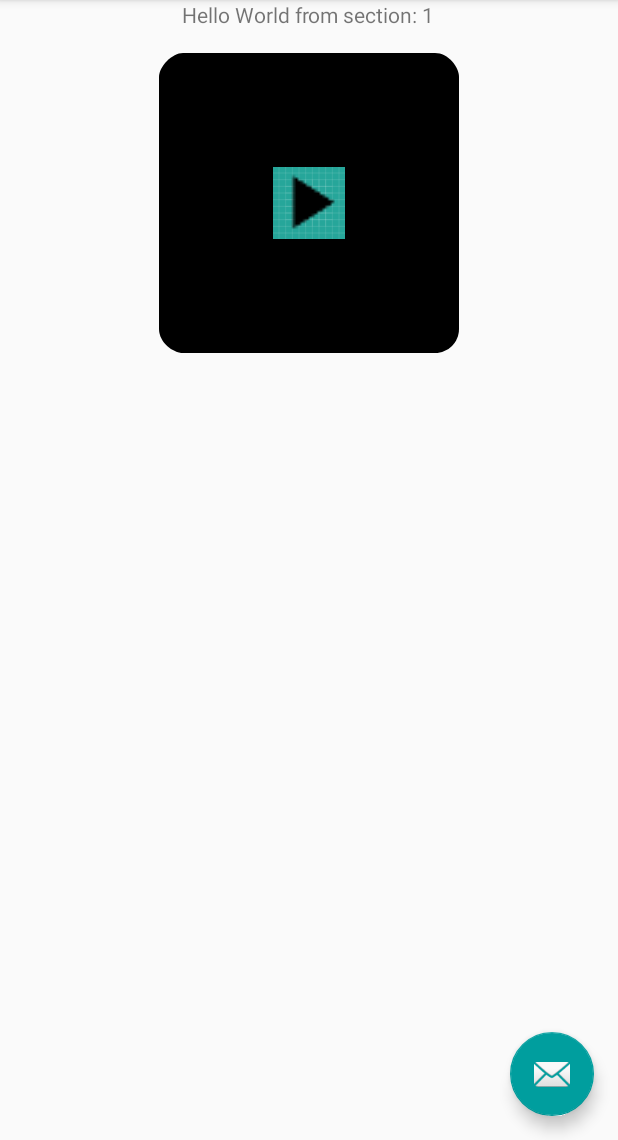
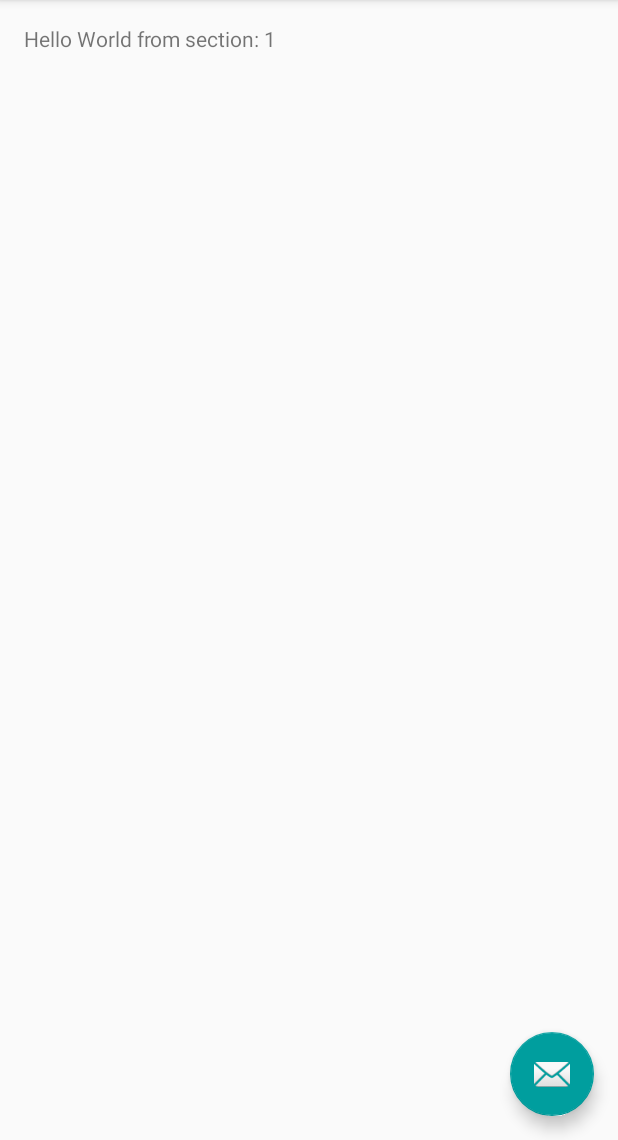
Before and after one commit to Janettha/Activity1, an Android app: the Preactivity screen opened directly, with no data from a screen before it, on a phone screen of 412 x 824 dp, the part 96-1236 px from its top. Run offline under Robolectric (Android 15) with nearby library versions, the phone set to English and light mode, and no system bars.

Commit message:
pre_activity
Preactivity
Se empieza a desarrollar

```diff
--- a/app/src/main/AndroidManifest.xml
+++ b/app/src/main/AndroidManifest.xml
@@ -1,5 +1,6 @@
 <?xml version="1.0" encoding="utf-8"?>
 <manifest xmlns:android="http://schemas.android.com/apk/res/android"
+    xmlns:tools="http://schemas.android.com/tools"
     package="janettha.activity1">
 
     <uses-permission android:name="android.permission.WRITE_EXTERNAL_STORAGE" />
@@ -25,9 +26,9 @@
         <activity android:name=".Activities_Login.SignUpActivity" />
         <activity android:name=".MainmenuActivity" />
         <activity
-            android:name=".Act0.PreActividad"
-            android:label="@string/title_activity_ex1__scrolling"
-            android:theme="@style/AppTheme.NoActionBar" />
+            android:name=".Act0.Preactivity"
+            android:label="@string/title_activity_preactivity"
+            android:theme="@style/AppTheme.NoActionBar"></activity>
     </application>
 
 </manifest>
--- a/app/src/main/java/janettha/activity1/Act0/PreActividad.java
+++ b/app/src/main/java/janettha/activity1/Act0/Preactivity.java
@@ -20,7 +20,7 @@ import android.widget.TextView;
 
 import janettha.activity1.R;
 
-public class PreActividad extends AppCompatActivity {
+public class Preactivity extends AppCompatActivity {
 
     /**
      * The {@link android.support.v4.view.PagerAdapter} that will provide
@@ -40,7 +40,7 @@ public class PreActividad extends AppCompatActivity {
     @Override
     protected void onCreate(Bundle savedInstanceState) {
         super.onCreate(savedInstanceState);
-        setContentView(R.layout.activity_ex1);
+        setContentView(R.layout.activity_preactivity);
 
         Toolbar toolbar = (Toolbar) findViewById(R.id.toolbar);
         setSupportActionBar(toolbar);
@@ -67,7 +67,7 @@ public class PreActividad extends AppCompatActivity {
     @Override
     public boolean onCreateOptionsMenu(Menu menu) {
         // Inflate the menu; this adds items to the action bar if it is present.
-        getMenuInflater().inflate(R.menu.menu_ex1, menu);
+        getMenuInflater().inflate(R.menu.menu_preactivity, menu);
         return true;
     }
 
@@ -114,7 +114,7 @@ public class PreActividad extends AppCompatActivity {
         @Override
         public View onCreateView(LayoutInflater inflater, ViewGroup container,
                                  Bundle savedInstanceState) {
-            View rootView = inflater.inflate(R.layout.fragment_ex1, container, false);
+            View rootView = inflater.inflate(R.layout.fragment_preactivity, container, false);
             TextView textView = (TextView) rootView.findViewById(R.id.section_label);
             textView.setText(getString(R.string.section_format, getArguments().getInt(ARG_SECTION_NUMBER)));
             return rootView;
--- a/app/src/main/java/janettha/activity1/MainmenuActivity.java
+++ b/app/src/main/java/janettha/activity1/MainmenuActivity.java
@@ -6,7 +6,7 @@ import android.os.Bundle;
 import android.view.View;
 import android.widget.Button;
 
-import janettha.activity1.Act0.PreActividad;
+import janettha.activity1.Act0.Preactivity;
 
 public class MainmenuActivity extends AppCompatActivity {
 
@@ -23,7 +23,7 @@ public class MainmenuActivity extends AppCompatActivity {
         btnA1.setOnClickListener(new View.OnClickListener() {
             @Override
             public void onClick(View v) {
-                startActivity(new Intent(MainmenuActivity.this, PreActividad.class));
+                startActivity(new Intent(MainmenuActivity.this, Preactivity.class));
             }
         });
 
--- a/app/src/main/res/layout/activity_ex1.xml
+++ b/app/src/main/res/layout/activity_preactivity.xml
@@ -6,7 +6,7 @@
     android:layout_width="match_parent"
     android:layout_height="match_parent"
     android:fitsSystemWindows="true"
-    tools:context="janettha.activity1.Act0.PreActividad">
+    tools:context="janettha.activity1.Act0.Preactivity">
 
     <android.support.design.widget.AppBarLayout
         android:id="@+id/appbar"
--- a/app/src/main/res/layout/fragment_ex1.xml
+++ /dev/null
@@ -1,31 +0,0 @@
-<RelativeLayout
-    xmlns:android="http://schemas.android.com/apk/res/android"
-    xmlns:tools="http://schemas.android.com/tools"
-    android:id="@+id/constraintLayout"
-    android:layout_width="match_parent"
-    android:layout_height="match_parent"
-    tools:context="janettha.activity1.Act0.PreActividad$PlaceholderFragment">
-
-    <TextView
-        android:id="@+id/section_label"
-        android:layout_width="wrap_content"
-        android:layout_height="wrap_content"
-        android:layout_marginBottom="@dimen/activity_vertical_margin"
-        android:layout_gravity="center_horizontal"
-        android:layout_centerHorizontal="true"
-        />
-
-    <ImageView
-        android:id="@+id/imgFeel"
-        android:layout_width="200dp"
-        android:layout_height="200dp"
-        android:layout_gravity="center_horizontal"
-        android:layout_centerHorizontal="true"
-        android:layout_below="@+id/section_label"
-        android:layout_marginStart="@dimen/activity_horizontal_margin"
-        android:background="@mipmap/ic_play"
-        android:layout_marginLeft="@dimen/activity_horizontal_margin"
-        />
-
-
-</RelativeLayout>
--- /dev/null
+++ b/app/src/main/res/layout/fragment_preactivity.xml
@@ -0,0 +1,22 @@
+<android.support.constraint.ConstraintLayout xmlns:android="http://schemas.android.com/apk/res/android"
+    xmlns:app="http://schemas.android.com/apk/res-auto"
+    xmlns:tools="http://schemas.android.com/tools"
+    android:id="@+id/constraintLayout"
+    android:layout_width="match_parent"
+    android:layout_height="match_parent"
+    tools:context="janettha.activity1.Act0.Preactivity$PlaceholderFragment">
+
+    <TextView
+        android:id="@+id/section_label"
+        android:layout_width="wrap_content"
+        android:layout_height="wrap_content"
+        android:layout_marginBottom="@dimen/activity_vertical_margin"
+        android:layout_marginEnd="@dimen/activity_horizontal_margin"
+        android:layout_marginStart="@dimen/activity_horizontal_margin"
+        android:layout_marginTop="@dimen/activity_vertical_margin"
+        app:layout_constraintLeft_toLeftOf="parent"
+        app:layout_constraintTop_toTopOf="@+id/constraintLayout"
+        tools:layout_constraintLeft_creator="1"
+        tools:layout_constraintTop_creator="1" />
+
+</android.support.constraint.ConstraintLayout>
--- /dev/null
+++ b/app/src/main/res/menu/menu_pre_actividad.xml
@@ -0,0 +1,10 @@
+<menu xmlns:android="http://schemas.android.com/apk/res/android"
+    xmlns:app="http://schemas.android.com/apk/res-auto"
+    xmlns:tools="http://schemas.android.com/tools"
+    tools:context="janettha.activity1.Act0.PreActividad">
+    <item
+        android:id="@+id/action_settings"
+        android:orderInCategory="100"
+        android:title="@string/action_settings"
+        app:showAsAction="never" />
+</menu>
--- /dev/null
+++ b/app/src/main/res/menu/menu_preactivity.xml
@@ -0,0 +1,10 @@
+<menu xmlns:android="http://schemas.android.com/apk/res/android"
+    xmlns:app="http://schemas.android.com/apk/res-auto"
+    xmlns:tools="http://schemas.android.com/tools"
+    tools:context="janettha.activity1.Act0.Preactivity">
+    <item
+        android:id="@+id/action_settings"
+        android:orderInCategory="100"
+        android:title="@string/action_settings"
+        app:showAsAction="never" />
+</menu>
--- a/app/src/main/res/values/strings.xml
+++ b/app/src/main/res/values/strings.xml
@@ -122,6 +122,7 @@
     </string>
     <string name="action_settings">Settings</string>
     <string name="title_activity_ex1">Ex1Activity</string>
->>>>>>> 58a2a1c0e87ed64cd3f75db890d8a755db1f0649
     <string name="section_format">Hello World from section: %1$d</string>
+    <string name="title_activity_pre_actividad">PreActividad</string>
+    <string name="title_activity_preactivity">Preactivity</string>
 </resources>
```
